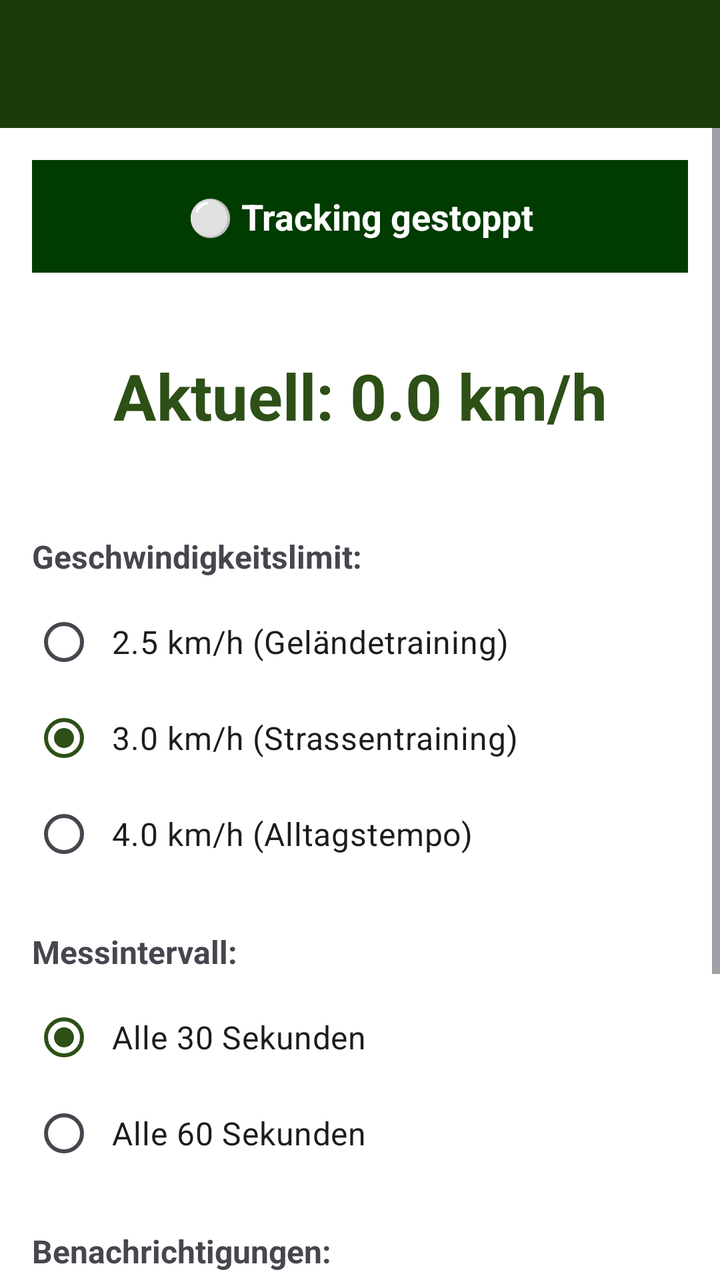
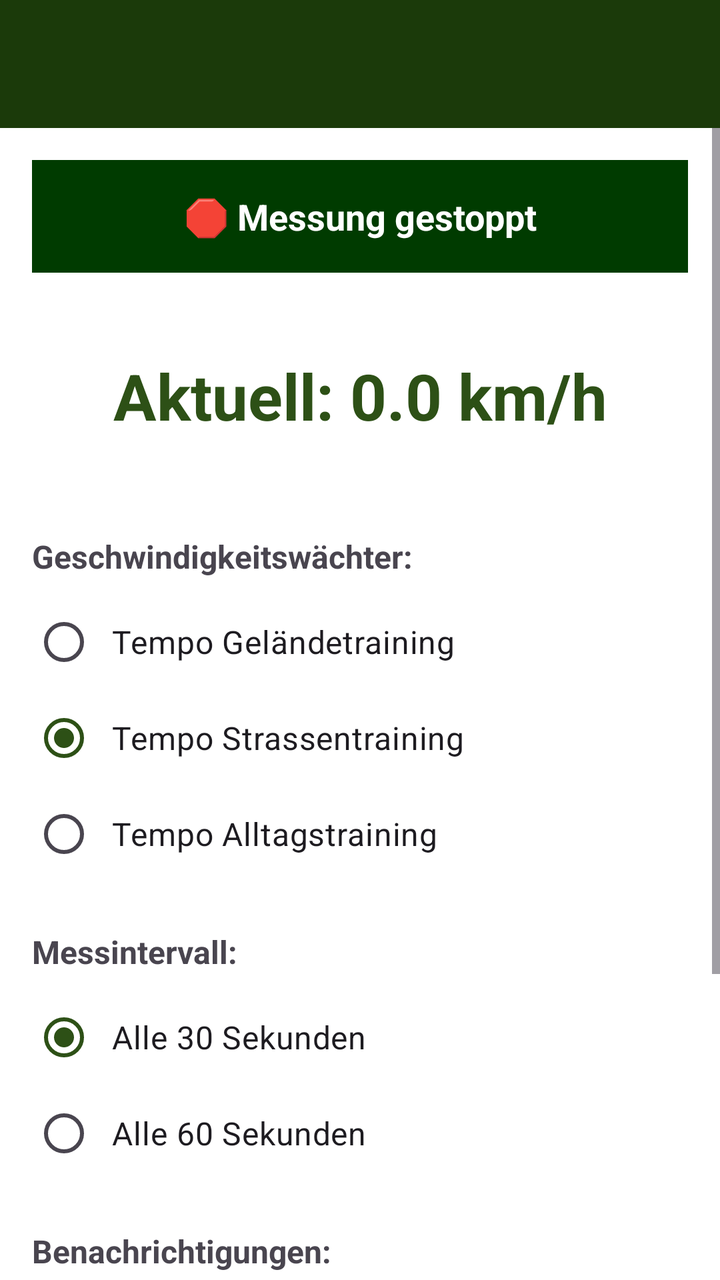

Two renders of the same Android screen: before a commit and after it. Below are the layout's source before the change and the commit's diff.
<!-- AndroidManifest.xml: activity theme Theme.HundeWildnis -->
<!-- res/layout/activity_walking_speed.xml -->
<?xml version="1.0" encoding="utf-8"?>
<androidx.coordinatorlayout.widget.CoordinatorLayout
    xmlns:android="http://schemas.android.com/apk/res/android"
    xmlns:app="http://schemas.android.com/apk/res-auto"
    android:layout_width="match_parent"
    android:layout_height="match_parent">

    <com.google.android.material.appbar.AppBarLayout
        android:id="@+id/appbar"
        android:layout_width="match_parent"
        android:layout_height="wrap_content"
        android:fitsSystemWindows="true">

        <androidx.appcompat.widget.Toolbar
            android:id="@+id/toolbar"
            android:layout_width="match_parent"
            android:layout_height="?attr/actionBarSize"
            android:background="#1B3A0A"
            app:titleTextColor="#FFFFFF" />
    </com.google.android.material.appbar.AppBarLayout>

    <ScrollView
        android:layout_width="match_parent"
        android:layout_height="match_parent"
        app:layout_behavior="@string/appbar_scrolling_view_behavior">

        <LinearLayout
            android:layout_width="match_parent"
            android:layout_height="wrap_content"
            android:orientation="vertical"
            android:padding="16dp">

            
            <TextView
                android:id="@+id/tvStatus"
                android:layout_width="match_parent"
                android:layout_height="wrap_content"
                android:text="⚪ Tracking gestoppt"
                android:textSize="18sp"
                android:textStyle="bold"
                android:textColor="#FFFFFF"
                android:textAlignment="center"
                android:padding="16dp"
                android:background="#003b00"
                android:layout_marginBottom="16dp" />

            
            <TextView
                android:id="@+id/tvCurrentSpeed"
                android:layout_width="match_parent"
                android:layout_height="wrap_content"
                android:text="Aktuell: 0.0 km/h"
                android:textSize="32sp"
                android:textStyle="bold"
                android:textAlignment="center"
                android:padding="24dp"
                android:textColor="#2d5016"
                android:layout_marginBottom="24dp" />

            
            <TextView
                android:layout_width="match_parent"
                android:layout_height="wrap_content"
                android:text="Geschwindigkeitslimit:"
                android:textSize="16sp"
                android:textStyle="bold"
                android:layout_marginBottom="8dp" />

            <RadioGroup
                android:id="@+id/radioGroup"
                android:layout_width="match_parent"
                android:layout_height="wrap_content"
                android:layout_marginBottom="24dp">

                <RadioButton
                    android:id="@+id/radioSpeed25"
                    android:layout_width="match_parent"
                    android:layout_height="wrap_content"
                    android:text="2.5 km/h (Geländetraining)"
                    android:textSize="16sp"
                    android:padding="8dp" />

                <RadioButton
                    android:id="@+id/radioSpeed30"
                    android:layout_width="match_parent"
                    android:layout_height="wrap_content"
                    android:text="3.0 km/h (Strassentraining)"
                    android:textSize="16sp"
                    android:padding="8dp"
                    android:checked="true" />

                <RadioButton
                    android:id="@+id/radioSpeed40"
                    android:layout_width="match_parent"
                    android:layout_height="wrap_content"
                    android:text="4.0 km/h (Alltagstempo)"
                    android:textSize="16sp"
                    android:padding="8dp" />
            </RadioGroup>

            
            <TextView
                android:layout_width="match_parent"
                android:layout_height="wrap_content"
                android:text="Messintervall:"
                android:textSize="16sp"
                android:textStyle="bold"
                android:layout_marginBottom="8dp" />

            <RadioGroup
                android:id="@+id/radioGroupInterval"
                android:layout_width="match_parent"
                android:layout_height="wrap_content"
                android:layout_marginBottom="24dp">

                <RadioButton
                    android:id="@+id/radioInterval30"
                    android:layout_width="match_parent"
                    android:layout_height="wrap_content"
                    android:text="Alle 30 Sekunden"
                    android:textSize="16sp"
                    android:padding="8dp"
                    android:checked="true" />

                <RadioButton
                    android:id="@+id/radioInterval60"
                    android:layout_width="match_parent"
                    android:layout_height="wrap_content"
                    android:text="Alle 60 Sekunden"
                    android:textSize="16sp"
                    android:padding="8dp" />
            </RadioGroup>

            
            <TextView
                android:layout_width="match_parent"
                android:layout_height="wrap_content"
                android:text="Benachrichtigungen:"
                android:textSize="16sp"
                android:textStyle="bold"
                android:layout_marginBottom="8dp" />

            <com.google.android.material.switchmaterial.SwitchMaterial
                android:id="@+id/switchVibration"
                android:layout_width="match_parent"
                android:layout_height="wrap_content"
                android:text="Vibration"
                android:textSize="16sp"
                android:padding="8dp"
                android:checked="true" />

            <com.google.android.material.switchmaterial.SwitchMaterial
                android:id="@+id/switchSound"
                android:layout_width="match_parent"
                android:layout_height="wrap_content"
                android:text="Ton"
                android:textSize="16sp"
                android:padding="8dp"
                android:checked="true"
                android:layout_marginBottom="32dp" />

            
            <com.google.android.material.button.MaterialButton
                android:id="@+id/btnStartStop"
                android:layout_width="match_parent"
                android:layout_height="60dp"
                android:text="Tracking starten"
                android:textSize="18sp"
                android:textStyle="bold"
                app:cornerRadius="8dp"
                app:backgroundTint="#2d5016"
                android:textColor="#FFFFFF" />

        </LinearLayout>
    </ScrollView>

</androidx.coordinatorlayout.widget.CoordinatorLayout>
<!-- resources referenced by this layout -->
<resources>
  <style name="Theme.HundeWildnis" parent="Base.Theme.HundeWildnis" />
  <style name="Base.Theme.HundeWildnis" parent="Theme.Material3.Light.NoActionBar">
          <item name="colorPrimary">#2d5016</item>
          <item name="colorPrimaryVariant">#1a3009</item>
          <item name="colorOnPrimary">#FFFFFF</item>
          <item name="colorSecondary">#6b8e4e</item>
          <item name="colorSecondaryVariant">#4a6135</item>
          <item name="colorOnSecondary">#000000</item>
          <item name="android:statusBarColor">?attr/colorPrimaryVariant</item>
  
          <item name="android:navigationBarColor">@android:color/transparent</item>
          <item name="android:windowLightStatusBar">true</item>
          <item name="android:windowLightNavigationBar">true</item>
          <item name="android:enforceNavigationBarContrast" tools:targetApi="q">false</item>
          <item name="android:enforceStatusBarContrast" tools:targetApi="q">false</item>
  
          
          <item name="actionMenuTextColor">#FFFFFF</item>
  
          
          <item name="android:windowBackground">#FFFFFF</item>
          <item name="android:colorBackground">#FFFFFF</item>
      </style>
</resources>

<!-- the commit's change to res/layout/activity_walking_speed.xml (unified diff, before → after) -->
@@ -35,7 +35,7 @@
                 android:id="@+id/tvStatus"
                 android:layout_width="match_parent"
                 android:layout_height="wrap_content"
-                android:text="⚪ Tracking gestoppt"
+                android:text="🛑 Messung gestoppt"
                 android:textSize="18sp"
                 android:textStyle="bold"
                 android:textColor="#FFFFFF"
@@ -61,7 +61,7 @@
             <TextView
                 android:layout_width="match_parent"
                 android:layout_height="wrap_content"
-                android:text="Geschwindigkeitslimit:"
+                android:text="Geschwindigkeitswächter:"
                 android:textSize="16sp"
                 android:textStyle="bold"
                 android:layout_marginBottom="8dp" />
@@ -76,7 +76,7 @@
                     android:id="@+id/radioSpeed25"
                     android:layout_width="match_parent"
                     android:layout_height="wrap_content"
-                    android:text="2.5 km/h (Geländetraining)"
+                    android:text="Tempo Geländetraining"
                     android:textSize="16sp"
                     android:padding="8dp" />
 
@@ -84,7 +84,7 @@
                     android:id="@+id/radioSpeed30"
                     android:layout_width="match_parent"
                     android:layout_height="wrap_content"
-                    android:text="3.0 km/h (Strassentraining)"
+                    android:text="Tempo Strassentraining"
                     android:textSize="16sp"
                     android:padding="8dp"
                     android:checked="true" />
@@ -93,7 +93,7 @@
                     android:id="@+id/radioSpeed40"
                     android:layout_width="match_parent"
                     android:layout_height="wrap_content"
-                    android:text="4.0 km/h (Alltagstempo)"
+                    android:text="Tempo Alltagstraining"
                     android:textSize="16sp"
                     android:padding="8dp" />
             </RadioGroup>
@@ -164,7 +164,7 @@
                 android:id="@+id/btnStartStop"
                 android:layout_width="match_parent"
                 android:layout_height="60dp"
-                android:text="Tracking starten"
+                android:text="🏁 Messung starten"
                 android:textSize="18sp"
                 android:textStyle="bold"
                 app:cornerRadius="8dp"
<!-- resource entries referenced after the edit -->
@@ -17,11 +17,41 @@
           <item name="android:enforceStatusBarContrast" tools:targetApi="q">false</item>
   
           
+          <item name="colorAccent">#2d5016</item>
+          <item name="android:textColorPrimary">#000000</item>
+  
+          
+          <item name="materialAlertDialogTheme">@style/AlertDialogTheme</item>
+  
+          
           <item name="actionMenuTextColor">#FFFFFF</item>
   
           
           <item name="android:windowBackground">#FFFFFF</item>
           <item name="android:colorBackground">#FFFFFF</item>
       </style>
+  <style name="AlertDialogTheme" parent="ThemeOverlay.Material3.MaterialAlertDialog">
+          
+          <item name="colorSurface">#FFFFFF</item>
+  
+          
+          <item name="colorOnSurface">#000000</item>
+          <item name="android:textColorPrimary">#000000</item>
+  
+          
+          <item name="buttonBarPositiveButtonStyle">@style/DialogButtonStyle.Light</item>
+          <item name="buttonBarNegativeButtonStyle">@style/DialogButtonStyle.Light</item>
+          <item name="buttonBarNeutralButtonStyle">@style/DialogButtonStyle.Light</item>
+      </style>
+  <style name="DialogButtonStyle.Light" parent="Widget.Material3.Button.TextButton.Dialog">
+          
+          <item name="android:textColor">#2d5016</item>
+  
+          
+          <item name="backgroundTint">@android:color/transparent</item>
+  
+          
+          <item name="rippleColor">#332d5016</item>
+      </style>
 </resources>
 
